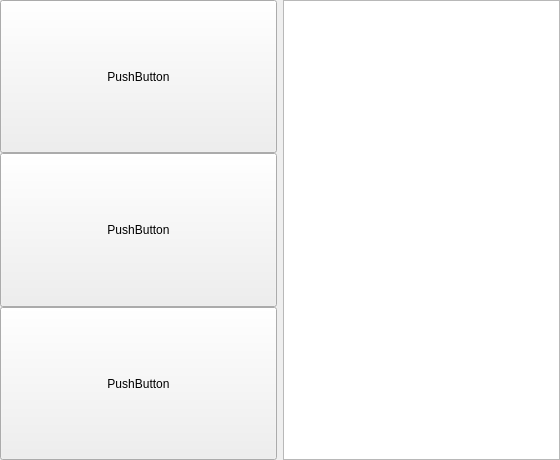
Before: the Qt Designer form about_interface.ui in Your-vo1d/Hidden_Cipher, drawn with Qt 5.
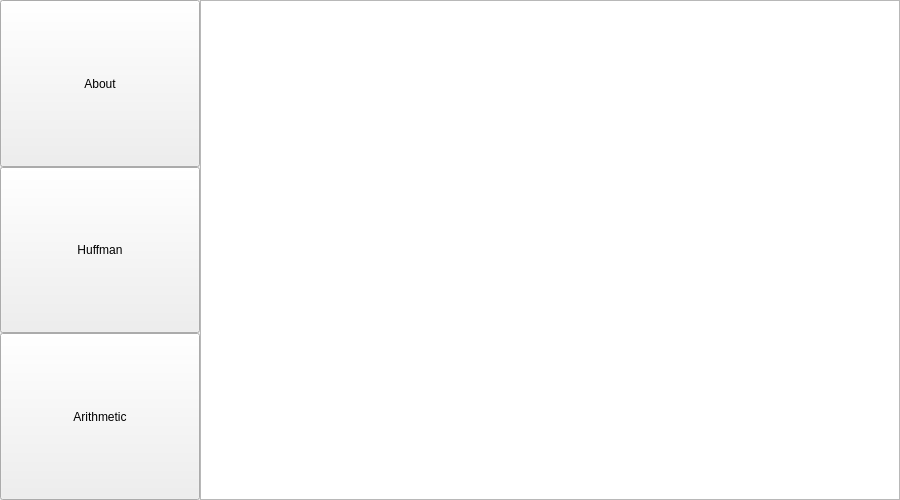
After: the same form once the commit is applied.

Commit message: Rename buttons, widgets. Set minumal height and width

```diff
--- a/about_interface.ui
+++ b/about_interface.ui
@@ -6,8 +6,8 @@
    <rect>
     <x>0</x>
     <y>0</y>
-    <width>560</width>
-    <height>460</height>
+    <width>900</width>
+    <height>500</height>
    </rect>
   </property>
   <widget class="QWidget" name="centralwidget">
@@ -28,8 +28,11 @@
      <number>0</number>
     </property>
     <item>
-     <widget class="QWidget" name="widget" native="true">
-      <layout class="QHBoxLayout" name="horizontalLayout_2">
+     <widget class="QWidget" name="button_container" native="true">
+      <layout class="QHBoxLayout" name="button_layout">
+       <property name="spacing">
+        <number>0</number>
+       </property>
        <property name="leftMargin">
         <number>0</number>
        </property>
@@ -43,8 +46,20 @@
         <number>0</number>
        </property>
        <item>
-        <widget class="QWidget" name="widget_2" native="true">
-         <layout class="QVBoxLayout" name="verticalLayout">
+        <widget class="QWidget" name="button_group" native="true">
+         <property name="sizePolicy">
+          <sizepolicy hsizetype="Expanding" vsizetype="Preferred">
+           <horstretch>0</horstretch>
+           <verstretch>0</verstretch>
+          </sizepolicy>
+         </property>
+         <property name="minimumSize">
+          <size>
+           <width>200</width>
+           <height>500</height>
+          </size>
+         </property>
+         <layout class="QVBoxLayout" name="button_vbox_layout">
           <property name="spacing">
            <number>0</number>
           </property>
@@ -61,41 +76,47 @@
            <number>0</number>
           </property>
           <item>
-           <widget class="QPushButton" name="pushButton">
+           <widget class="QPushButton" name="about_button">
             <property name="sizePolicy">
-             <sizepolicy hsizetype="Minimum" vsizetype="Preferred">
+             <sizepolicy hsizetype="Preferred" vsizetype="Preferred">
               <horstretch>0</horstretch>
               <verstretch>0</verstretch>
              </sizepolicy>
             </property>
             <property name="text">
-             <string>PushButton</string>
+             <string>About</string>
             </property>
            </widget>
           </item>
           <item>
-           <widget class="QPushButton" name="pushButton_2">
+           <widget class="QPushButton" name="huffman_button">
             <property name="sizePolicy">
-             <sizepolicy hsizetype="Minimum" vsizetype="Preferred">
+             <sizepolicy hsizetype="Preferred" vsizetype="Preferred">
               <horstretch>0</horstretch>
               <verstretch>0</verstretch>
              </sizepolicy>
             </property>
             <property name="text">
-             <string>PushButton</string>
+             <string>Huffman</string>
             </property>
            </widget>
           </item>
           <item>
-           <widget class="QPushButton" name="pushButton_3">
+           <widget class="QPushButton" name="arithmetic_button">
             <property name="sizePolicy">
-             <sizepolicy hsizetype="Minimum" vsizetype="Preferred">
+             <sizepolicy hsizetype="Preferred" vsizetype="Preferred">
               <horstretch>0</horstretch>
               <verstretch>0</verstretch>
              </sizepolicy>
             </property>
             <property name="text">
-             <string>PushButton</string>
+             <string>Arithmetic</string>
+            </property>
+            <property name="size_policy" stdset="0">
+             <sizepolicy hsizetype="Minimum" vsizetype="Preferred">
+              <horstretch>0</horstretch>
+              <verstretch>0</verstretch>
+             </sizepolicy>
             </property>
            </widget>
           </item>
@@ -103,8 +124,14 @@
         </widget>
        </item>
        <item>
-        <widget class="QTextEdit" name="textEdit">
-         <property name="sizePolicy">
+        <widget class="QTextEdit" name="info_text_edit">
+         <property name="minimumSize">
+          <size>
+           <width>700</width>
+           <height>0</height>
+          </size>
+         </property>
+         <property name="size_policy" stdset="0">
           <sizepolicy hsizetype="Preferred" vsizetype="Preferred">
            <horstretch>0</horstretch>
            <verstretch>0</verstretch>
```
Left out of the diff: 56 changed lines with no effect on the pictures.
